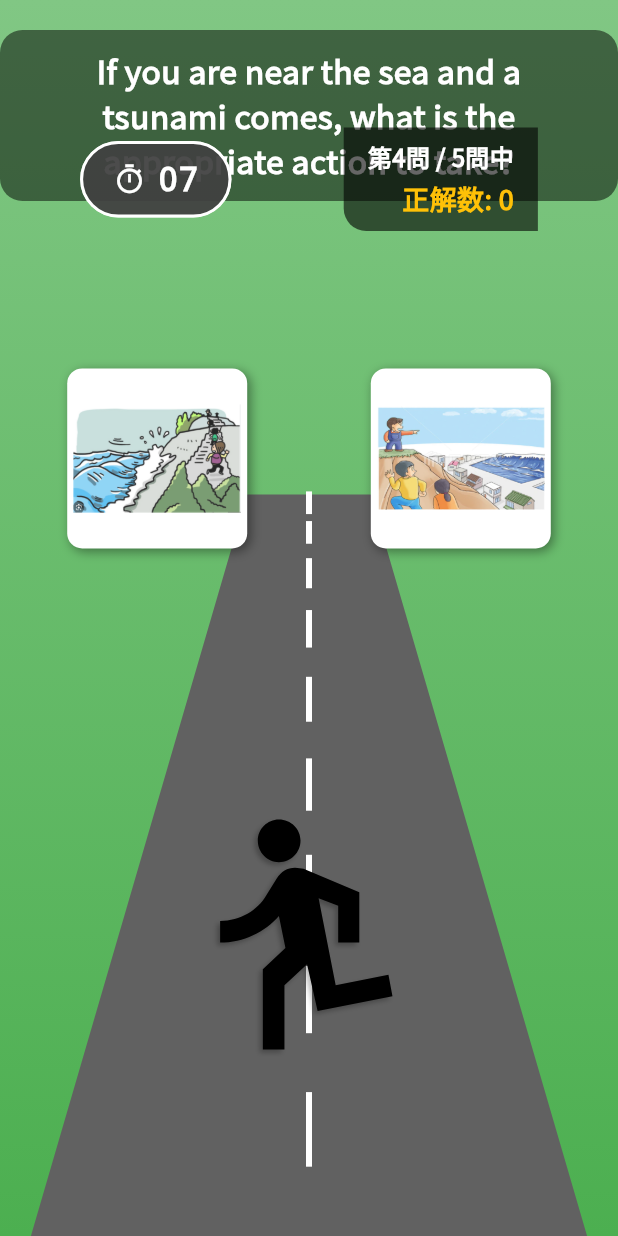
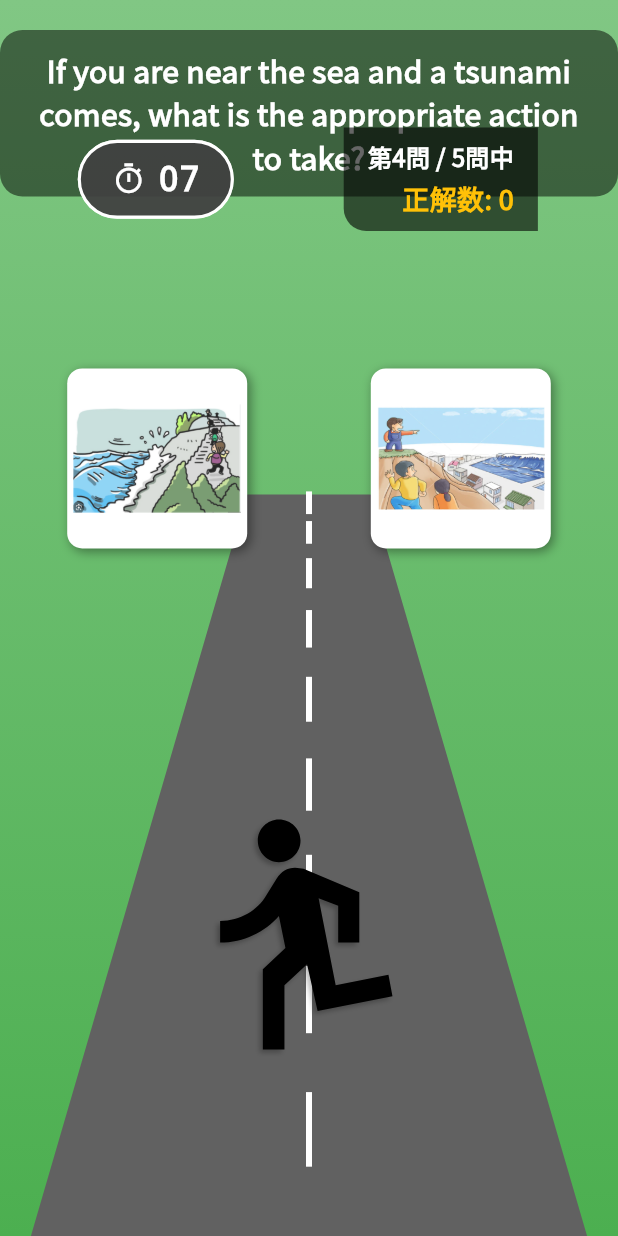
Before and after one commit to yunchol0513/SafetyGo, a Flutter app: the GameScreen4 screen opened by its route, on a phone screen of 412 x 824 dp. Run offline on Flutter 3.47's test engine with Material 3 defaults, Android fonts, the phone set to English and light mode, and no system bars; our stand-ins replace cloud_firestore, firebase_auth, firebase_core, go_router, google_fonts, just_audio; accounts and stored records are empty.

Commit message:
タイマー変更

```diff
--- a/lib/creative/part1/4_GameScreen.dart
+++ b/lib/creative/part1/4_GameScreen.dart
@@ -73,7 +73,6 @@ class _GameScreenState4 extends State<GameScreen4>
           _remainingTime--;
         });
       } else {
-        // ★ 修正: 2と同様にGAME OVER画面を表示
         setState(() {
           _isTimeUp = true;
         });
@@ -173,12 +172,10 @@ class _GameScreenState4 extends State<GameScreen4>
                                 data: 'avatar',
                                 onDragStarted: () {
                                   _controller.stop();
-                                  // ★ 修正: Timerのpause処理を削除
                                 },
                                 onDragEnd: (details) {
                                   if (!details.wasAccepted) {
                                     _controller.forward();
-                                    // ★ 修正: Timerのresume処理を削除
                                   }
                                 },
                                 feedback: AvatarWidget(
@@ -201,7 +198,6 @@ class _GameScreenState4 extends State<GameScreen4>
                             );
                           },
                         ),
-                      // ★ 修正: 2のレイアウトに合わせてUIを再構成
                       Align(
                         alignment: Alignment.topCenter,
                         child: ProblemStatement(
@@ -217,7 +213,11 @@ class _GameScreenState4 extends State<GameScreen4>
                             mainAxisAlignment: MainAxisAlignment.spaceAround,
                             crossAxisAlignment: CrossAxisAlignment.center,
                             children: [
-                              TimerDisplay(remainingTime: _remainingTime),
+                              // ★ 修正: totalTimeを渡して拡大アニメーションを有効化
+                              TimerDisplay(
+                                remainingTime: _remainingTime,
+                                totalTime: gameTotalTime,
+                              ),
                               ScoreDisplay(
                                 questionNumber: 4,
                                 score: CorrectCounter_creative_1.correctCount,
@@ -292,10 +292,6 @@ class _GameScreenState4 extends State<GameScreen4>
   }
 }
 
-// ===========================================================================
-// 以下、補助ウィジェット群
-// ===========================================================================
-
 class AvatarWidget extends StatelessWidget {
   final double size;
   final bool isDragging;
@@ -339,12 +335,11 @@ class TargetImageWidget extends StatelessWidget {
 
   @override
   Widget build(BuildContext context) {
-    // この問題固有のウィジェットスタイルは維持
     return Container(
       width: _GameScreenState4.targetSize,
       height: _GameScreenState4.targetSize,
       decoration: BoxDecoration(
-        color: Colors.white, // 背景色を白に設定
+        color: Colors.white,
         borderRadius: BorderRadius.circular(10),
         boxShadow: isHovered
             ? [
@@ -357,15 +352,13 @@ class TargetImageWidget extends StatelessWidget {
               ],
       ),
       child: ClipRRect(
-        // Containerの角丸に合わせて画像を切り抜く
         borderRadius: BorderRadius.circular(10),
         child: Padding(
-          padding: const EdgeInsets.all(4.0), // 画像の周りに余白を追加
+          padding: const EdgeInsets.all(4.0),
           child: Opacity(
             opacity: isHovered ? 1.0 : 0.85,
             child: Image.asset(
               imagePath,
-              // 表示方法を.containに変更し、画像全体が枠内に収まるようにする
               fit: BoxFit.contain,
               errorBuilder: (context, error, stackTrace) {
                 return const Center(
@@ -417,20 +410,28 @@ class RoadPainter extends CustomPainter {
   bool shouldRepaint(covariant CustomPainter oldDelegate) => false;
 }
 
+// ★ 修正: TimerDisplayが徐々に大きくなるように変更
 class TimerDisplay extends StatelessWidget {
   final int remainingTime;
-  const TimerDisplay({super.key, required this.remainingTime});
+  final int totalTime; // ★ 追加: 全体の時間を計算用に受け取る
+  const TimerDisplay(
+      {super.key, required this.remainingTime, required this.totalTime});
 
   @override
   Widget build(BuildContext context) {
     final bool isUrgent = remainingTime <= 3;
     final Color displayColor = isUrgent ? Colors.red.shade400 : Colors.white;
+    // ★ 追加: 時間の経過率(0.0 ~ 1.0)からスケール値を計算
+    final double progress = (totalTime - remainingTime) / totalTime;
+    final double scale = 1.0 + progress * 0.25; // 1.0倍から1.25倍まで拡大
+
     return TweenAnimationBuilder<double>(
-      tween: Tween(end: isUrgent ? 1.1 : 1.0),
+      // ★ 修正: 計算したスケール値にアニメーション
+      tween: Tween(end: scale),
       duration: const Duration(milliseconds: 400),
-      curve: Curves.elasticOut,
-      builder: (context, scale, child) =>
-          Transform.scale(scale: scale, child: child),
+      curve: Curves.easeOut, // 弾む効果から滑らかな効果へ変更
+      builder: (context, animatedScale, child) =>
+          Transform.scale(scale: animatedScale, child: child),
       child: Container(
         padding: const EdgeInsets.symmetric(horizontal: 20, vertical: 8),
         decoration: BoxDecoration(
@@ -464,6 +465,7 @@ class TimerDisplay extends StatelessWidget {
   }
 }
 
+// ★ 修正: ProblemStatementのフォントサイズを固定
 class ProblemStatement extends StatelessWidget {
   final int remainingTime;
   final int totalTime;
@@ -473,8 +475,8 @@ class ProblemStatement extends StatelessWidget {
   @override
   Widget build(BuildContext context) {
     final t = AppLocalizations.of(context)!;
-    final progress = (totalTime - remainingTime) / totalTime;
-    final double currentFontSize = 20.0 * (1 + (progress * 0.5));
+    // ★ 削除: 時間経過によるフォントサイズ計算を削除
+    const double currentFontSize = 20.0; // ★ フォントサイズを20.0に固定
     return Container(
       margin: const EdgeInsets.only(top: 20.0),
       padding: const EdgeInsets.symmetric(horizontal: 24.0, vertical: 12.0),
@@ -488,10 +490,11 @@ class ProblemStatement extends StatelessWidget {
             ScaleTransition(scale: animation, child: child),
         child: Text(
           t.cre4q,
-          key: ValueKey<double>(currentFontSize),
-          style: TextStyle(
+          // ★ 修正: Keyをフォントサイズからテキスト内容に変更
+          key: ValueKey<String>(t.cre4q),
+          style: const TextStyle(
             color: Colors.white,
-            fontSize: currentFontSize,
+            fontSize: currentFontSize, // ★ 固定したフォントサイズを使用
             fontWeight: FontWeight.bold,
           ),
           textAlign: TextAlign.center,
@@ -500,5 +503,3 @@ class ProblemStatement extends StatelessWidget {
     );
   }
 }
-
-// ★ 修正: 不要なTimer拡張を削除
```
Also changed, not shown: lib/creative/part1/3_GameScreen.dart (+27 -25 lines), lib/creative/part1/5_GameScreen.dart (+26 -28 lines).
